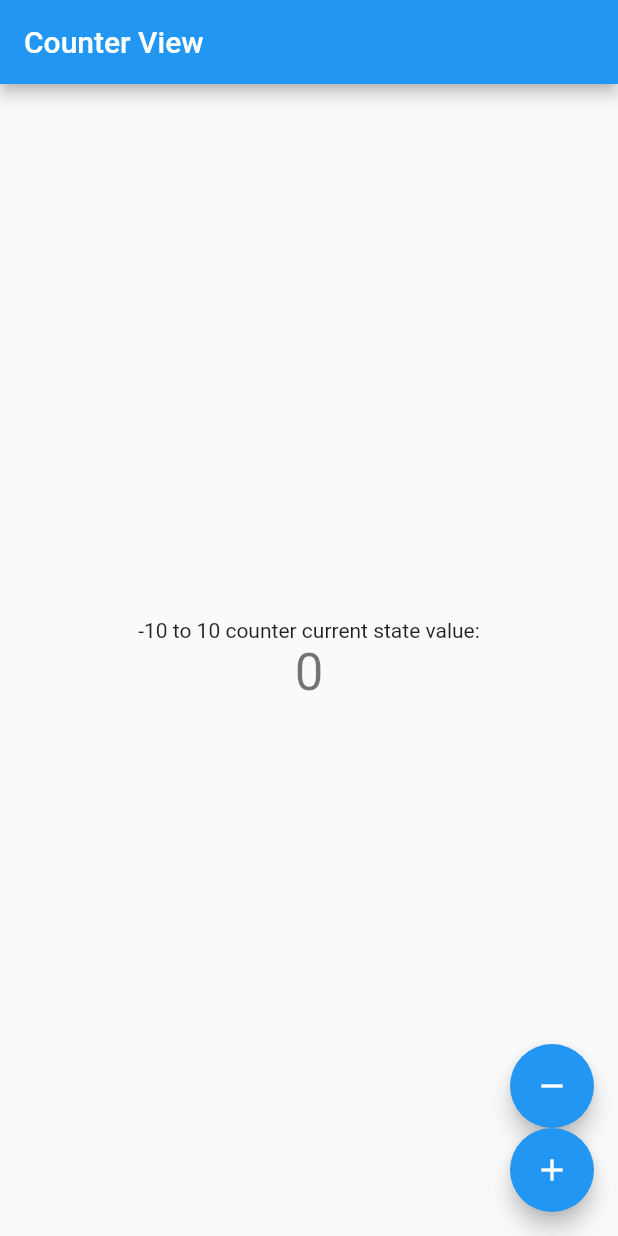
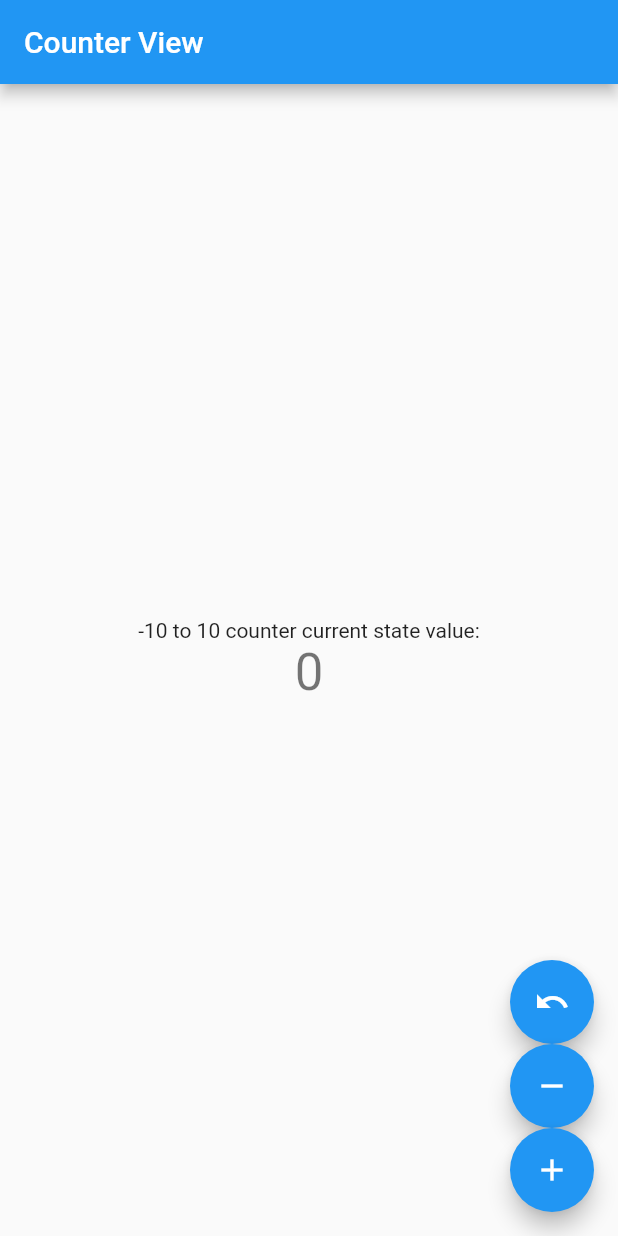
Before and after one commit to prahack/flutter_bloc_8_counter_example, a Flutter app: the screen it shows after launch, on a phone screen of 412 x 824 dp. Run offline on Flutter 3.47's test engine with Material 2 defaults, Android fonts, the phone set to English and light mode, and no system bars; our stand-ins replace bloc, flutter_bloc.

Commit message:
add new example to use event values and define method outside the constructor

```diff
--- a/lib/counter_page/counter_bloc.dart
+++ b/lib/counter_page/counter_bloc.dart
@@ -19,5 +19,10 @@ class CounterBloc extends Bloc<CounterEvent, CounterState> {
         emit(CounterState(counter: state.counter - 1));
       }
     });
+    on<JumpToEvent>(jumpToEventMethod);
+  }
+
+  void jumpToEventMethod(JumpToEvent event, Emitter emit) {
+    emit(CounterState(counter: event.num));
   }
 }
--- a/lib/counter_page/counter_event.dart
+++ b/lib/counter_page/counter_event.dart
@@ -6,3 +6,9 @@ abstract class CounterEvent {}
 class IncrementEvent extends CounterEvent {}
 
 class DecrementEvent extends CounterEvent {}
+
+class JumpToEvent extends CounterEvent {
+  final int num;
+
+  JumpToEvent(this.num);
+}
--- a/lib/counter_page/counter_view.dart
+++ b/lib/counter_page/counter_view.dart
@@ -37,6 +37,11 @@ class CounterView extends StatelessWidget {
         mainAxisAlignment: MainAxisAlignment.end,
         children: [
           FloatingActionButton(
+            onPressed: () => counterBloc.add(JumpToEvent(0)),
+            tooltip: 'JumpToZero',
+            child: const Icon(Icons.undo_sharp),
+          ),
+          FloatingActionButton(
             onPressed: () => counterBloc.add(DecrementEvent()),
             tooltip: 'Decrement',
             child: const Icon(Icons.remove),
```
